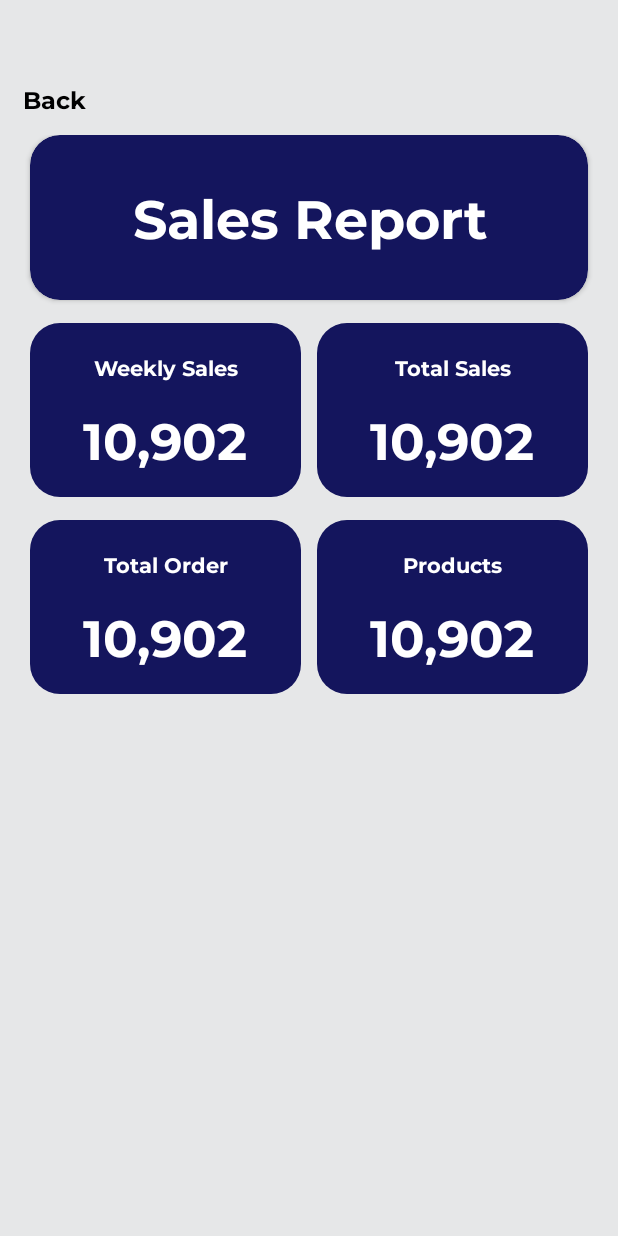
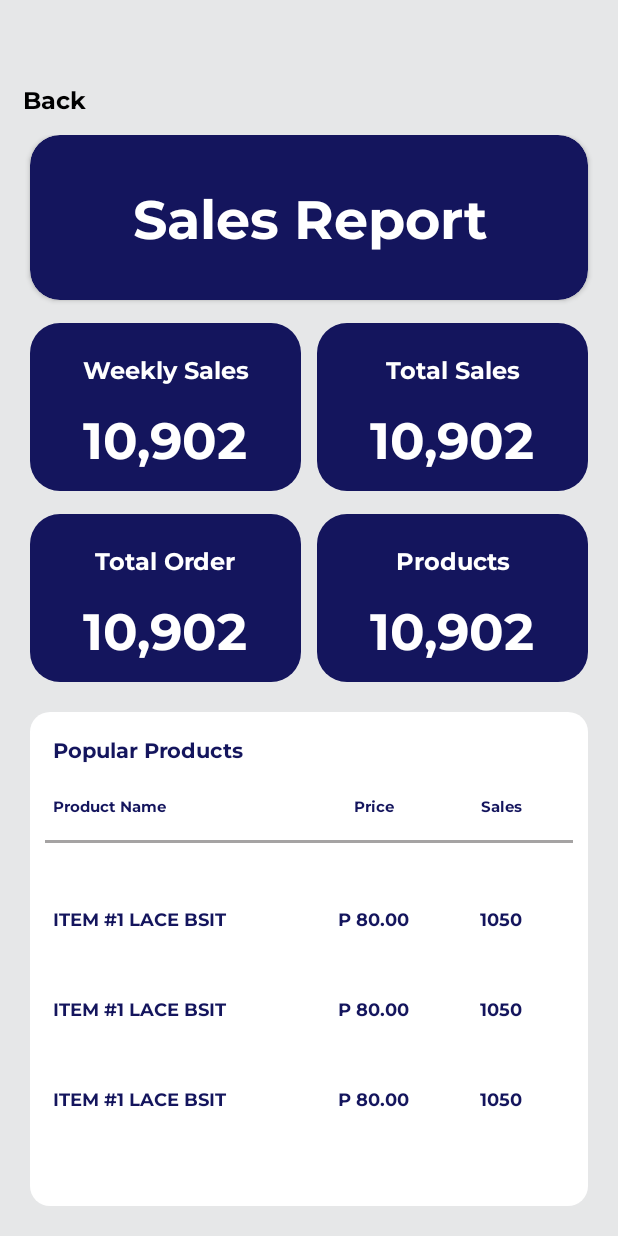
Before and after one commit to ardfaiyaz/Exchange, an Android app: the layout staff_sales_report.xml on its own in the app's theme, with its tools: preview values and no code run, on a phone screen of 412 x 824 dp. Run offline under Robolectric (Android 15) with nearby library versions, the phone set to English and light mode, and no system bars.

Commit message:
melthon done rview and main xml

```diff
--- a/app/src/main/res/layout/staff_sales_report.xml
+++ b/app/src/main/res/layout/staff_sales_report.xml
@@ -21,24 +21,24 @@
             android:layout_marginBottom="15dp"
             android:backgroundTint="#14155d"
             android:elevation="7dp"
-            app:cardCornerRadius="20dp" >
+            app:cardCornerRadius="20dp">
 
             <TextView
-                android:textSize="36dp"
-                android:fontFamily="@font/montserrat_bold"
-                android:textColor="@color/white"
                 android:id="@+id/textView11"
-                android:gravity="center"
                 android:layout_width="match_parent"
                 android:layout_height="match_parent"
-                android:text="Sales Report" />
+                android:fontFamily="@font/montserrat_bold"
+                android:gravity="center"
+                android:text="Sales Report"
+                android:textColor="@color/white"
+                android:textSize="36dp" />
         </androidx.cardview.widget.CardView>
 
         <LinearLayout
             android:layout_width="match_parent"
             android:layout_height="wrap_content"
+            android:layout_marginHorizontal="20dp"
             android:layout_marginBottom="15dp"
-            android:layout_marginHorizontal="20dp"
             android:orientation="horizontal">
 
             <LinearLayout
@@ -58,14 +58,14 @@
                     android:paddingTop="20dp"
                     android:text="Weekly Sales"
                     android:textColor="@color/white"
-                    android:textSize="14dp" />
+                    android:textSize="16dp" />
 
                 <TextView
                     android:layout_width="match_parent"
                     android:layout_height="wrap_content"
                     android:fontFamily="@font/montserrat_bold"
                     android:gravity="center"
-                    android:padding="15dp"
+                    android:padding="12dp"
                     android:text="10,902"
                     android:textColor="@color/white"
                     android:textSize="34dp" />
@@ -88,14 +88,14 @@
                     android:paddingTop="20dp"
                     android:text="Total Sales"
                     android:textColor="@color/white"
-                    android:textSize="14dp" />
+                    android:textSize="16dp" />
 
                 <TextView
                     android:layout_width="match_parent"
                     android:layout_height="wrap_content"
                     android:fontFamily="@font/montserrat_bold"
                     android:gravity="center"
-                    android:padding="15dp"
+                    android:padding="12dp"
                     android:text="10,902"
                     android:textColor="@color/white"
                     android:textSize="34dp" />
@@ -103,73 +103,161 @@
         </LinearLayout>
 
         <LinearLayout
-            android:layout_marginHorizontal="20dp"
+            android:layout_marginBottom="20dp"
             android:layout_width="match_parent"
             android:layout_height="wrap_content"
+            android:layout_marginHorizontal="20dp"
             android:orientation="horizontal">
 
             <LinearLayout
-                android:layout_marginEnd="5dp"
-                android:background="@drawable/salesreportbg"
-                android:layout_weight="1"
                 android:layout_width="match_parent"
                 android:layout_height="wrap_content"
+                android:layout_marginEnd="5dp"
+                android:layout_weight="1"
+                android:background="@drawable/salesreportbg"
                 android:orientation="vertical">
 
                 <TextView
-                    android:textSize="14dp"
-                    android:gravity="center"
-                    android:textColor="@color/white"
-                    android:fontFamily="@font/montserrat_bold"
                     android:id="@+id/textView14"
                     android:layout_width="match_parent"
                     android:layout_height="wrap_content"
+                    android:fontFamily="@font/montserrat_bold"
+                    android:gravity="center"
+                    android:paddingHorizontal="15dp"
                     android:paddingTop="20dp"
-                    android:paddingHorizontal="15dp"
-                    android:text="Total Order" />
+                    android:text="Total Order"
+                    android:textColor="@color/white"
+                    android:textSize="16dp" />
 
                 <TextView
-                    android:textSize="34dp"
-                    android:gravity="center"
-                    android:padding="15dp"
-                    android:fontFamily="@font/montserrat_bold"
-                    android:textColor="@color/white"
                     android:id="@+id/textView27"
                     android:layout_width="match_parent"
                     android:layout_height="wrap_content"
-                    android:text="10,902" />
+                    android:fontFamily="@font/montserrat_bold"
+                    android:gravity="center"
+                    android:padding="12dp"
+                    android:text="10,902"
+                    android:textColor="@color/white"
+                    android:textSize="34dp" />
             </LinearLayout>
 
             <LinearLayout
-                android:layout_marginStart="5dp"
-                android:background="@drawable/salesreportbg"
-                android:layout_weight="1"
                 android:layout_width="match_parent"
                 android:layout_height="wrap_content"
+                android:layout_marginStart="5dp"
+                android:layout_weight="1"
+                android:background="@drawable/salesreportbg"
                 android:orientation="vertical">
 
                 <TextView
-                    android:textSize="14dp"
-                    android:gravity="center"
-                    android:textColor="@color/white"
-                    android:fontFamily="@font/montserrat_bold"
                     android:layout_width="match_parent"
                     android:layout_height="wrap_content"
+                    android:fontFamily="@font/montserrat_bold"
+                    android:gravity="center"
+                    android:paddingHorizontal="15dp"
                     android:paddingTop="20dp"
-                    android:paddingHorizontal="15dp"
-                    android:text="Products"  />
+                    android:text="Products"
+                    android:textColor="@color/white"
+                    android:textSize="16dp" />
 
                 <TextView
-                    android:textSize="34dp"
-                    android:gravity="center"
-                    android:padding="15dp"
-                    android:fontFamily="@font/montserrat_bold"
-                    android:textColor="@color/white"
                     android:layout_width="match_parent"
                     android:layout_height="wrap_content"
-                    android:text="10,902" />
+                    android:fontFamily="@font/montserrat_bold"
+                    android:gravity="center"
+                    android:padding="12dp"
+                    android:text="10,902"
+                    android:textColor="@color/white"
+                    android:textSize="34dp" />
             </LinearLayout>
         </LinearLayout>
+
+        <LinearLayout
+            android:layout_marginBottom="20dp"
+            android:background="@drawable/orderswhitebg"
+            android:layout_marginHorizontal="20dp"
+            android:layout_width="match_parent"
+            android:layout_height="match_parent"
+            android:orientation="vertical">
+
+            <TextView
+                android:id="@+id/textView26"
+                android:layout_width="match_parent"
+                android:layout_height="wrap_content"
+                android:fontFamily="@font/montserrat_bold"
+                android:padding="15dp"
+                android:text="Popular Products"
+                android:textColor="#14155d" />
+
+            <LinearLayout
+                android:layout_width="match_parent"
+                android:layout_height="25dp"
+                android:orientation="horizontal"
+                android:paddingHorizontal="15dp"
+                android:weightSum="4">
+
+                <TextView
+                    android:id="@+id/textView30"
+                    android:layout_width="0dp"
+                    android:layout_height="match_parent"
+                    android:layout_weight="2"
+                    android:fontFamily="@font/montserrat_bold"
+                    android:gravity="center|left"
+                    android:text="Product Name"
+                    android:textColor="#14155d"
+                    android:textSize="10sp" />
+
+                <TextView
+                    android:id="@+id/textView29"
+                    android:layout_width="0dp"
+                    android:layout_height="match_parent"
+                    android:layout_weight="1"
+                    android:fontFamily="@font/montserrat_bold"
+                    android:gravity="center"
+                    android:text="Price"
+                    android:textColor="#14155d"
+                    android:textSize="10sp" />
+
+                <TextView
+                    android:id="@+id/textView28"
+                    android:layout_width="0dp"
+                    android:layout_height="match_parent"
+                    android:layout_weight="1"
+                    android:fontFamily="@font/montserrat_bold"
+                    android:gravity="center"
+                    android:text="Sales"
+                    android:textColor="#14155d"
+                    android:textSize="10sp" />
+            </LinearLayout>
+
+            <View
+                android:layout_marginTop="10dp"
+                android:background="#a5a3a3"
+                android:layout_marginHorizontal="10dp"
+                android:id="@+id/view2"
+                android:layout_width="match_parent"
+                android:layout_height="2dp" />
+
+            <ScrollView
+                android:layout_marginTop="15dp"
+                android:layout_marginBottom="15dp"
+                android:layout_width="match_parent"
+                android:layout_height="match_parent">
+
+                <LinearLayout
+                    android:layout_width="match_parent"
+                    android:layout_height="wrap_content"
+                    android:orientation="vertical" >
+
+                    <androidx.recyclerview.widget.RecyclerView
+                        tools:listitem="@layout/staff_sales_report_rview"
+                        android:layout_width="match_parent"
+                        android:layout_height="wrap_content" />
+                </LinearLayout>
+            </ScrollView>
+
+        </LinearLayout>
+
     </LinearLayout>
 
     <LinearLayout
--- /dev/null
+++ b/app/src/main/res/layout/staff_sales_report_rview.xml
@@ -0,0 +1,48 @@
+<?xml version="1.0" encoding="utf-8"?>
+<LinearLayout xmlns:android="http://schemas.android.com/apk/res/android"
+    android:layout_width="match_parent"
+    android:layout_height="wrap_content"
+    android:paddingHorizontal="15dp"
+    android:paddingTop="10dp"
+    android:orientation="vertical">
+
+    <LinearLayout
+        android:layout_width="match_parent"
+        android:layout_height="50dp"
+        android:orientation="horizontal"
+        android:weightSum="4">
+
+        <TextView
+            android:id="@+id/productname"
+            android:layout_width="0dp"
+            android:layout_height="match_parent"
+            android:layout_weight="2"
+            android:fontFamily="@font/montserrat_bold"
+            android:gravity="center|left"
+            android:text="ITEM #1 LACE BSIT"
+            android:textColor="#14155d"
+            android:textSize="12sp" />
+
+        <TextView
+            android:id="@+id/price"
+            android:layout_width="0dp"
+            android:layout_height="match_parent"
+            android:layout_weight="1"
+            android:fontFamily="@font/montserrat_bold"
+            android:gravity="center"
+            android:text="P 80.00"
+            android:textColor="#14155d"
+            android:textSize="12sp" />
+
+        <TextView
+            android:id="@+id/sales"
+            android:layout_width="0dp"
+            android:layout_height="match_parent"
+            android:layout_weight="1"
+            android:fontFamily="@font/montserrat_bold"
+            android:gravity="center"
+            android:text="1050"
+            android:textColor="#14155d"
+            android:textSize="12sp" />
+    </LinearLayout>
+</LinearLayout>
```
